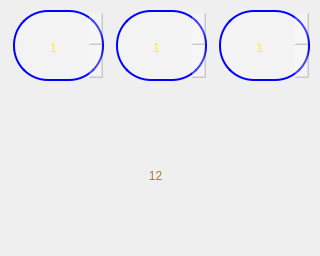
Above: MainWindow.ui from AmigaGameKeyGenerators/UmutTarlalariKeyGenerator before the change. Below: the same form after it.
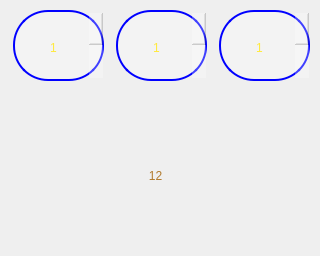
That is the form after the change. Icons and pictures are not drawn.

Commit message: Icon files are added

The edit to the form file:
```diff
--- a/MainWindow.ui
+++ b/MainWindow.ui
@@ -46,7 +46,16 @@
     padding-left: 5px;
     padding-top: 5px;
 }
-</string>
+
+QSpinBox::down-button {
+	background-color: rgba(255, 255, 255, 64);
+}</string>
+  </property>
+  <property name="iconSize">
+   <size>
+    <width>512</width>
+    <height>512</height>
+   </size>
   </property>
   <widget class="QWidget" name="centralwidget">
    <widget class="QSpinBox" name="kod1">
```
Left out of the diff: 5 changed lines with no effect on the pictures. The commit also changes 13 other files.
